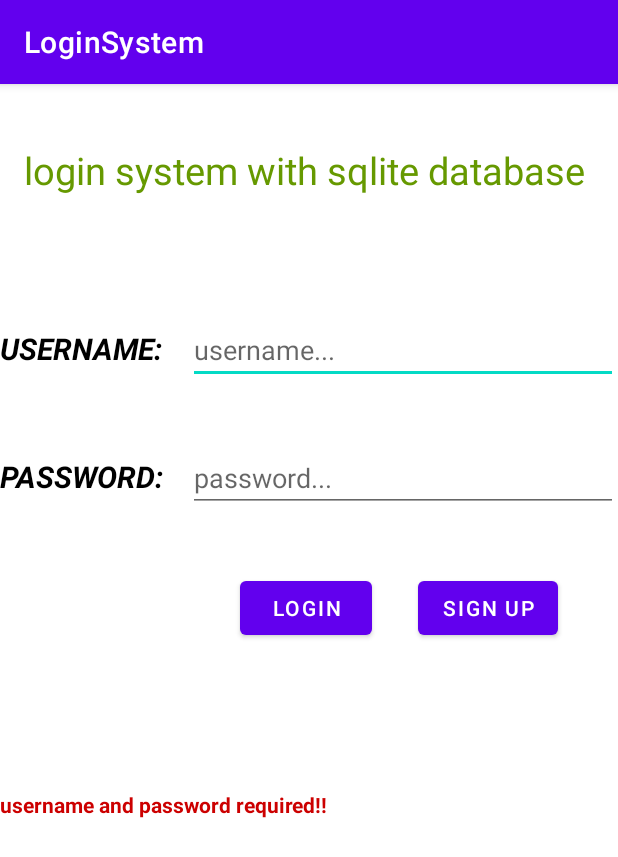
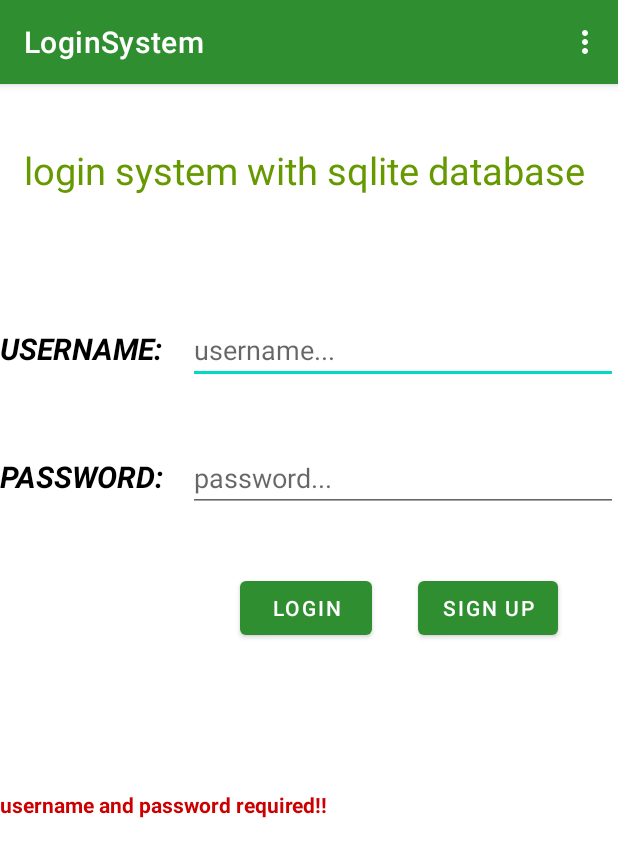
Before and after one commit to Njirain/Login-Registaration-system-Android-Sqlite, an Android app: the screen it shows after launch (MainActivity), after a tap on "LOGIN", on a phone screen of 412 x 824 dp. Shown: the top 857 px of the screen. Run offline under Robolectric (Android 15) with nearby library versions, the phone set to English and light mode, and no system bars.

Commit message:
added OptionsBar to the MainActivity

```diff
--- a/app/src/main/java/com/example/loginsystem/MainActivity.java
+++ b/app/src/main/java/com/example/loginsystem/MainActivity.java
@@ -1,9 +1,12 @@
 package com.example.loginsystem;
 
+import androidx.annotation.NonNull;
 import androidx.appcompat.app.AppCompatActivity;
 
 import android.content.Intent;
 import android.os.Bundle;
+import android.view.Menu;
+import android.view.MenuItem;
 import android.view.View;
 import android.widget.Button;
 import android.widget.EditText;
@@ -32,9 +35,9 @@ public class MainActivity extends AppCompatActivity {
     }
 
   public void Login(){
-          editTextuser = (EditText) findViewById(R.id.editpass);
-          editTextpass = (EditText) findViewById(R.id.editpass);
-          textView = (TextView)findViewById(R.id.confirm);
+          editTextuser =  findViewById(R.id.edituser);
+          editTextpass =  findViewById(R.id.editpass);
+          textView = findViewById(R.id.confirm);
           String username = editTextuser.getText().toString();
           String password = editTextpass.getText().toString();
           if(username.isEmpty()&&password.isEmpty()){
@@ -53,4 +56,21 @@ public class MainActivity extends AppCompatActivity {
    startActivity(new Intent(MainActivity.this,SignUp.class));
   }
 
+    @Override
+    public boolean onCreateOptionsMenu(Menu menu) {
+        getMenuInflater().inflate(R.menu.menu_main,menu);
+        return super.onCreateOptionsMenu(menu);
+    }
+
+    @Override
+    public boolean onOptionsItemSelected( MenuItem item) {
+        // demo on one item
+        // item.getItemId(); returns int value so I pass direct
+        switch (item.getItemId()){
+            case R.id.item1:
+                Toast.makeText(getApplicationContext(),"Item1 selected",Toast.LENGTH_LONG).show();
+                break;
+        }
+        return super.onOptionsItemSelected(item);
+    }
 }
--- /dev/null
+++ b/app/src/main/res/menu/menu_main.xml
@@ -0,0 +1,7 @@
+<?xml version="1.0" encoding="utf-8"?>
+<menu xmlns:android="http://schemas.android.com/apk/res/android">
+    <item android:id="@+id/item1" android:title="Item1"/>
+    <item android:id="@+id/item2" android:title="item2"/>
+    <item android:id="@+id/item3" android:title="item3"/>
+
+</menu>
--- a/app/src/main/res/values/themes.xml
+++ b/app/src/main/res/values/themes.xml
@@ -2,7 +2,7 @@
     <!-- Base application theme. -->
     <style name="Theme.LoginSystem" parent="Theme.MaterialComponents.DayNight.DarkActionBar">
         <!-- Primary brand color. -->
-        <item name="colorPrimary">@color/purple_500</item>
+        <item name="colorPrimary">#2F8F30</item>
         <item name="colorPrimaryVariant">@color/purple_700</item>
         <item name="colorOnPrimary">@color/white</item>
         <!-- Secondary brand color. -->
```
Also changed, not shown: app/src/main/java/com/example/loginsystem/SignUp.java (+26 -20 lines).
